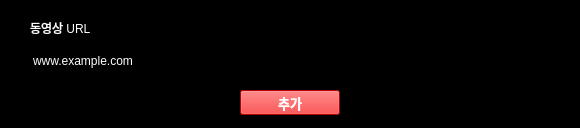
Qt form 디자인샘플3.ui (RipAGu/youtube) before a commit.
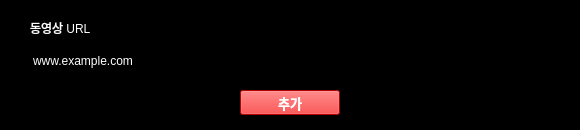
The same form after that commit.

Diff of the .ui file:
```diff
--- a/디자인샘플3.ui
+++ b/디자인샘플3.ui
@@ -7,7 +7,7 @@
     <x>0</x>
     <y>0</y>
     <width>580</width>
-    <height>128</height>
+    <height>130</height>
    </rect>
   </property>
   <property name="windowTitle">
```
